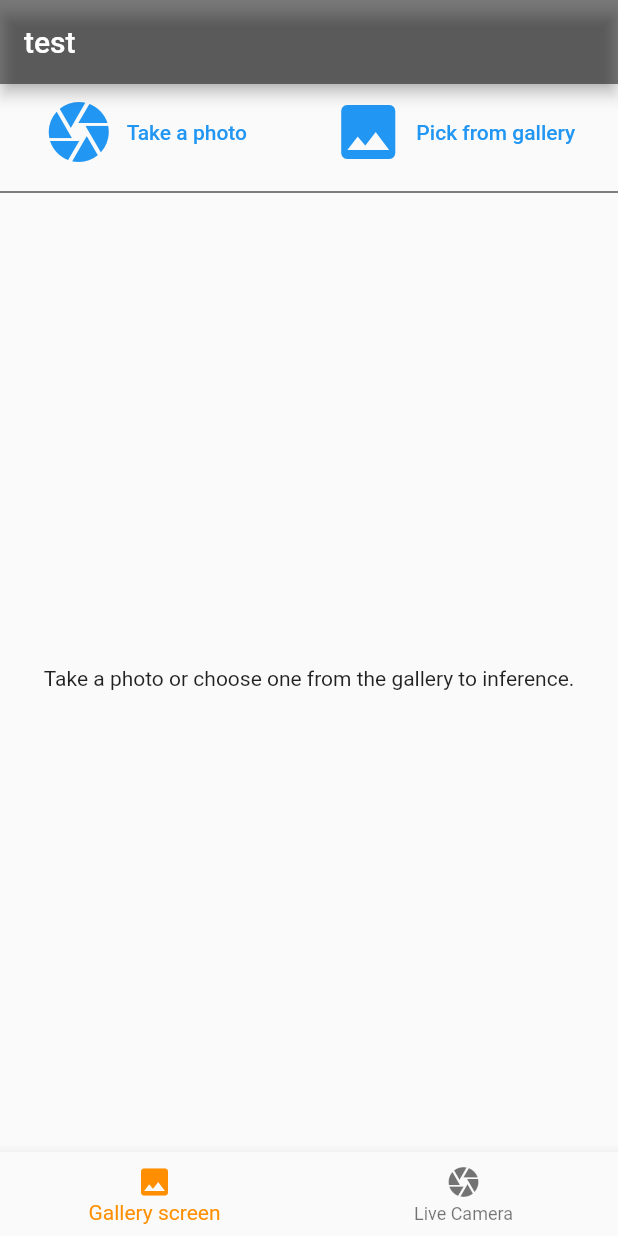
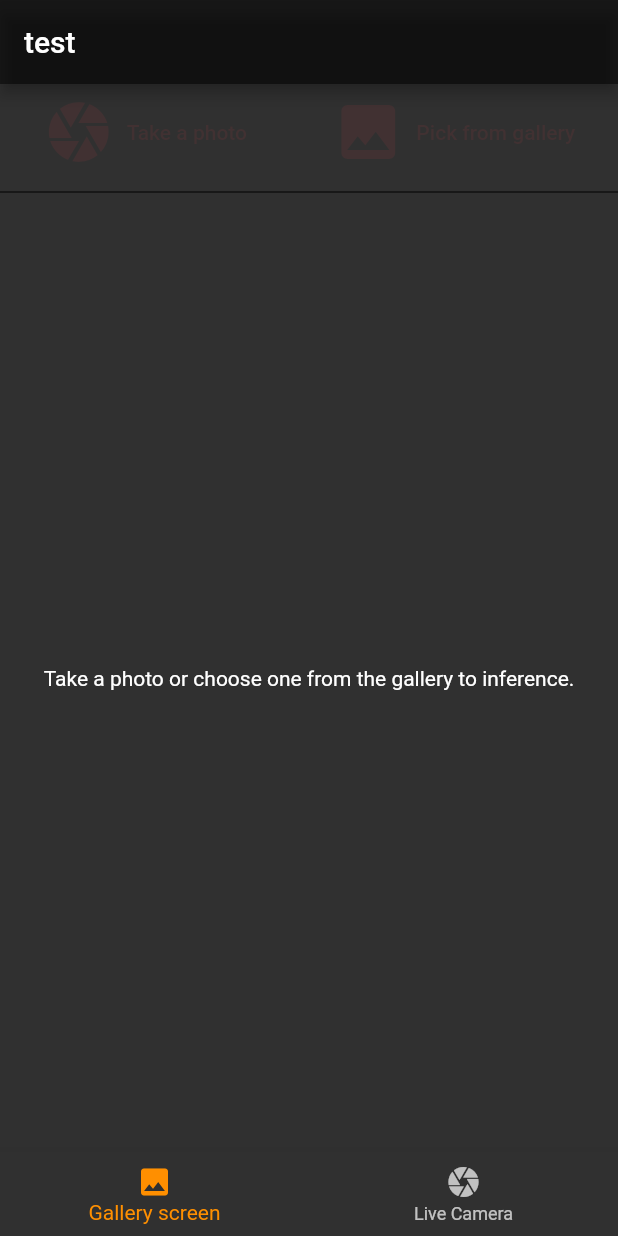
Before and after one commit to Amarin-AMR/skreen, a Flutter app: the screen it shows after launch, on a phone screen of 412 x 824 dp. Run offline on Flutter 3.47's test engine with Material 2 defaults, Android fonts, the light colour scheme and no system bars; our stand-ins replace camera, flutter_riverpod, image_picker; missing offline and left inert: tflite_flutter.

Commit message:
add theme mode change up to system

```diff
--- /dev/null
+++ b/lib/constants/colors.dart
@@ -0,0 +1,16 @@
+import 'package:flutter/material.dart';
+
+class DarkThemeColour {
+  Color primaryColour = const Color(0xff413132);
+  Color accentColour = const Color(0xffFFD2BB);
+}
+
+class LightThemeColour {
+  Color primaryColour = const Color(0xffDF0054);
+  Color secondaryColour = const Color(0xffFF8B6A);
+}
+
+class Colour {
+  static DarkThemeColour get darkThemeColour => DarkThemeColour();
+  static LightThemeColour get lightThemeColour => LightThemeColour();
+}
--- /dev/null
+++ b/lib/constants/theme.dart
@@ -0,0 +1,20 @@
+import 'package:flutter/material.dart';
+import 'colors.dart';
+
+class ThemeClass {
+  static ThemeData lightTheme = ThemeData(
+    primaryColor: ThemeData.light().scaffoldBackgroundColor,
+    colorScheme: const ColorScheme.light().copyWith(
+      primary: Colour.lightThemeColour.primaryColour,
+      secondary: Colour.lightThemeColour.secondaryColour,
+    ),
+  );
+
+  static ThemeData darkTheme = ThemeData(
+    primaryColor: ThemeData.dark().scaffoldBackgroundColor,
+    colorScheme: const ColorScheme.dark().copyWith(
+      primary: Colour.darkThemeColour.primaryColour,
+      secondary: Colour.darkThemeColour.accentColour,
+    ),
+  );
+}
--- a/lib/features/bottom_navigation/view/screen.dart
+++ b/lib/features/bottom_navigation/view/screen.dart
@@ -6,27 +6,14 @@ import 'package:flutter/material.dart';
 import 'package:skreen/features/camera/view/screen.dart';
 import 'package:skreen/features/gallery/view/screen.dart';
 
-class BottomNavigationBarApp extends StatelessWidget {
+class BottomNavigationBarApp extends StatefulWidget {
   const BottomNavigationBarApp({super.key});
 
   @override
-  Widget build(BuildContext context) {
-    return const MaterialApp(
-      home: BottomNavigationBarExample(),
-    );
-  }
+  State<BottomNavigationBarApp> createState() => _BottomNavigationBarAppState();
 }
 
-class BottomNavigationBarExample extends StatefulWidget {
-  const BottomNavigationBarExample({super.key});
-
-  @override
-  State<BottomNavigationBarExample> createState() =>
-      _BottomNavigationBarExampleState();
-}
-
-class _BottomNavigationBarExampleState
-    extends State<BottomNavigationBarExample> {
+class _BottomNavigationBarAppState extends State<BottomNavigationBarApp> {
   late CameraDescription cameraDescription;
   int _selectedIndex = 0;
   List<Widget>? _widgetOptions;
--- a/lib/main.dart
+++ b/lib/main.dart
@@ -1,11 +1,26 @@
 import 'package:flutter/material.dart';
 import 'package:flutter_riverpod/flutter_riverpod.dart';
+import 'package:skreen/constants/theme.dart';
 import 'package:skreen/features/bottom_navigation/view/screen.dart';
 
 Future<void> main() async {
   runApp(
     const ProviderScope(
-      child: BottomNavigationBarApp(),
+      child: MyApp(),
     ),
   );
 }
+
+class MyApp extends StatelessWidget {
+  const MyApp({super.key});
+
+  @override
+  Widget build(BuildContext context) {
+    return MaterialApp(
+      themeMode: ThemeMode.system,
+      theme: ThemeClass.darkTheme,
+      darkTheme: ThemeClass.darkTheme,
+      home: const BottomNavigationBarApp(),
+    );
+  }
+}
```
